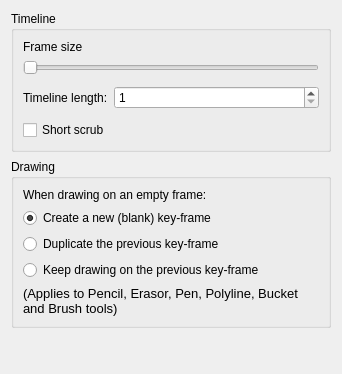
The window that app/ui/timelinepage.ui (pencil2d/pencil) describes before a commit, drawn with Qt 5.
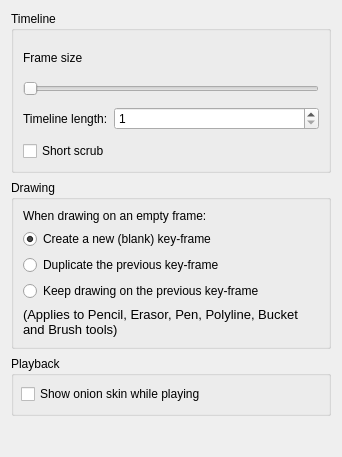
The same window after the commit.

```diff
--- a/app/ui/timelinepage.ui
+++ b/app/ui/timelinepage.ui
@@ -7,7 +7,7 @@
     <x>0</x>
     <y>0</y>
     <width>342</width>
-    <height>374</height>
+    <height>457</height>
    </rect>
   </property>
   <layout class="QVBoxLayout" name="lay2">
@@ -144,15 +144,50 @@
      </layout>
     </widget>
    </item>
+   <item>
+    <widget class="QGroupBox" name="playbackBox">
+     <property name="minimumSize">
+      <size>
+       <width>0</width>
+       <height>60</height>
+      </size>
+     </property>
+     <property name="maximumSize">
+      <size>
+       <width>16777215</width>
+       <height>60</height>
+      </size>
+     </property>
+     <property name="title">
+      <string>Playback</string>
+     </property>
+     <widget class="QCheckBox" name="onionWhilePlayback">
+      <property name="geometry">
+       <rect>
+        <x>10</x>
+        <y>30</y>
+        <width>301</width>
+        <height>16</height>
+       </rect>
+      </property>
+      <property name="text">
+       <string>Show onion skin while playing</string>
+      </property>
+     </widget>
+    </widget>
+   </item>
    <item>
     <spacer name="verticalSpacer">
      <property name="orientation">
       <enum>Qt::Vertical</enum>
      </property>
+     <property name="sizeType">
+      <enum>QSizePolicy::Preferred</enum>
+     </property>
      <property name="sizeHint" stdset="0">
       <size>
-       <width>0</width>
-       <height>0</height>
+       <width>20</width>
+       <height>30</height>
       </size>
      </property>
     </spacer>
```
